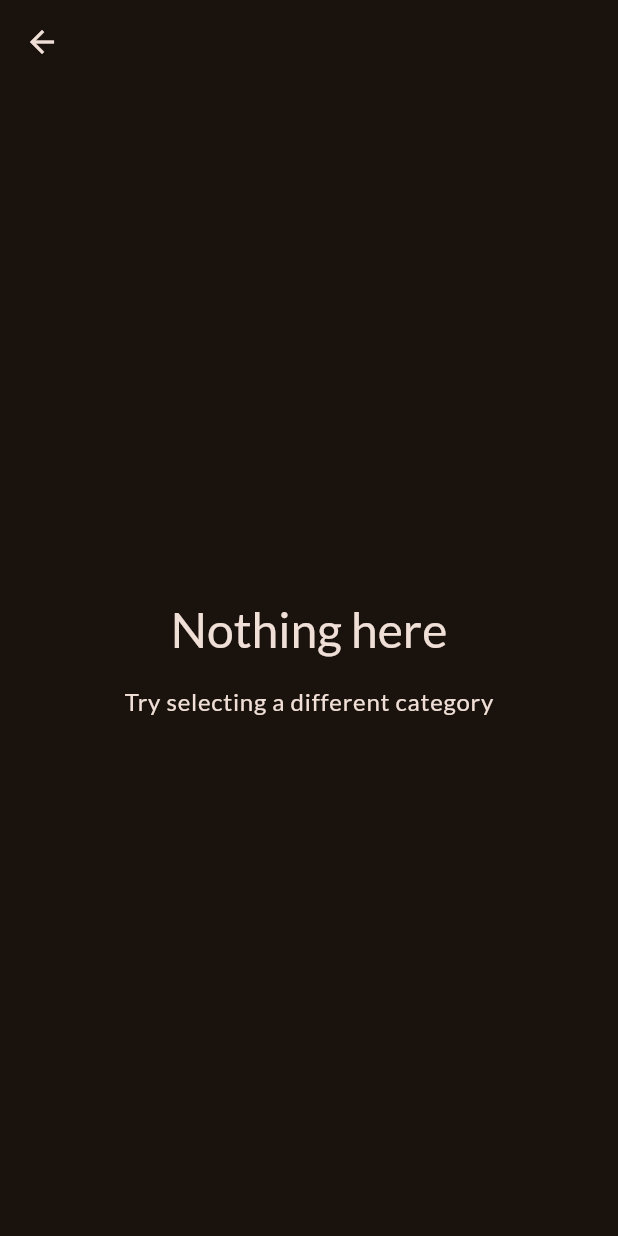
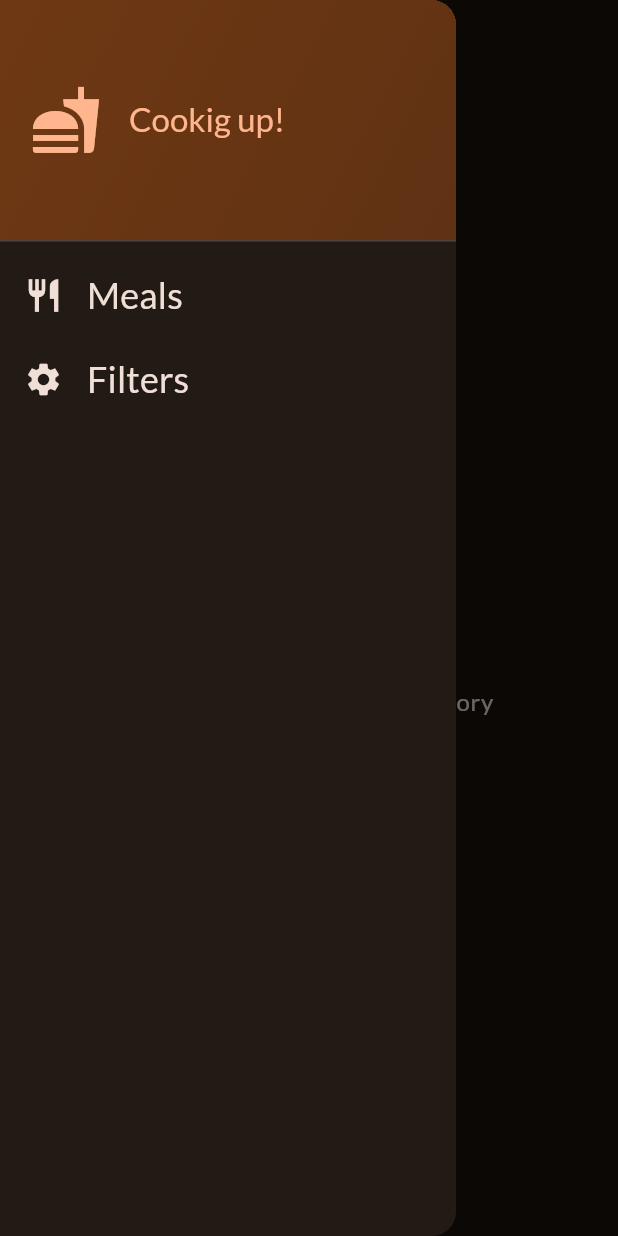
Before and after one commit to angabar/formacio, a Flutter app: the MealsScreen screen opened directly with empty values, with the side drawer open (before the commit the screen has no drawer), on a phone screen of 412 x 824 dp. Run offline on Flutter 3.47's test engine with Material 2 defaults, Android fonts, the phone set to English and light mode, and no system bars; our stand-ins replace google_fonts, transparent_image.

Commit message:
More code

```diff
--- a/flutter/meals_app/lib/screens/categories.dart
+++ b/flutter/meals_app/lib/screens/categories.dart
@@ -4,6 +4,7 @@
 import 'package:meals_app/models/meal.dart';
 import 'package:meals_app/screens/meals.dart';
 import 'package:meals_app/widgets/category_grid_item.dart';
+import 'package:meals_app/widgets/main_drawer.dart';
 
 class CategoriesScreen extends StatelessWidget {
   const CategoriesScreen({
@@ -30,12 +31,20 @@
     );
   }
 
+  void _setScreen(BuildContext context, String identifier) {
+    if (identifier == 'filters') {
+    } else {
+      Navigator.of(context).pop();
+    }
+  }
+
   @override
   Widget build(BuildContext context) {
     return Scaffold(
       appBar: AppBar(
         title: const Text('Pick your category'),
       ),
+      drawer: MainDrawer(onSelectScreen: _setScreen),
       body: GridView(
         padding: const EdgeInsets.all(24),
         gridDelegate: const SliverGridDelegateWithFixedCrossAxisCount(
--- a/flutter/meals_app/lib/screens/meals.dart
+++ b/flutter/meals_app/lib/screens/meals.dart
@@ -1,6 +1,7 @@
 import 'package:flutter/material.dart';
 import 'package:meals_app/models/meal.dart';
 import 'package:meals_app/screens/meal_details.dart';
+import 'package:meals_app/widgets/main_drawer.dart';
 import 'package:meals_app/widgets/meal_item.dart';
 
 class MealsScreen extends StatelessWidget {
@@ -25,6 +26,13 @@
         ),
       ),
     );
+  }
+
+  void _setScreen(BuildContext context, String identifier) {
+    if (identifier == 'filters') {
+    } else {
+      Navigator.of(context).pop();
+    }
   }
 
   @override
@@ -66,6 +74,9 @@
       appBar: AppBar(
         title: Text(title),
       ),
+      drawer: MainDrawer(
+        onSelectScreen: _setScreen,
+      ),
       body: bodyContent,
     );
   }
--- /dev/null
+++ b/flutter/meals_app/lib/widgets/main_drawer.dart
@@ -0,0 +1,88 @@
+import 'package:flutter/material.dart';
+
+class MainDrawer extends StatelessWidget {
+  const MainDrawer({
+    super.key,
+    required this.onSelectScreen,
+  });
+
+  final void Function(BuildContext context, String identifier) onSelectScreen;
+
+  @override
+  Widget build(BuildContext context) {
+    return Drawer(
+      child: Column(
+        children: [
+          DrawerHeader(
+            padding: const EdgeInsets.all(20),
+            decoration: BoxDecoration(
+              gradient: LinearGradient(
+                colors: [
+                  Theme.of(context).colorScheme.primaryContainer,
+                  Theme.of(context)
+                      .colorScheme
+                      .primaryContainer
+                      .withOpacity(0.8),
+                ],
+                begin: Alignment.topLeft,
+                end: Alignment.bottomRight,
+              ),
+            ),
+            child: Row(
+              children: [
+                Icon(
+                  Icons.fastfood,
+                  size: 48,
+                  color: Theme.of(context).colorScheme.primary,
+                ),
+                const SizedBox(
+                  width: 18,
+                ),
+                Text(
+                  'Cookig up!',
+                  style: Theme.of(context).textTheme.titleLarge!.copyWith(
+                        color: Theme.of(context).colorScheme.primary,
+                      ),
+                )
+              ],
+            ),
+          ),
+          ListTile(
+            leading: Icon(
+              Icons.restaurant,
+              size: 26,
+              color: Theme.of(context).colorScheme.onBackground,
+            ),
+            title: Text(
+              'Meals',
+              style: Theme.of(context).textTheme.titleSmall!.copyWith(
+                    color: Theme.of(context).colorScheme.onBackground,
+                    fontSize: 24,
+                  ),
+            ),
+            onTap: () {
+              onSelectScreen(context, 'meals');
+            },
+          ),
+          ListTile(
+            leading: Icon(
+              Icons.settings,
+              size: 26,
+              color: Theme.of(context).colorScheme.onBackground,
+            ),
+            title: Text(
+              'Filters',
+              style: Theme.of(context).textTheme.titleSmall!.copyWith(
+                    color: Theme.of(context).colorScheme.onBackground,
+                    fontSize: 24,
+                  ),
+            ),
+            onTap: () {
+              onSelectScreen(context, 'filters');
+            },
+          ),
+        ],
+      ),
+    );
+  }
+}
```
Also changed, not shown: flutter/meals_app/pubspec.lock.
